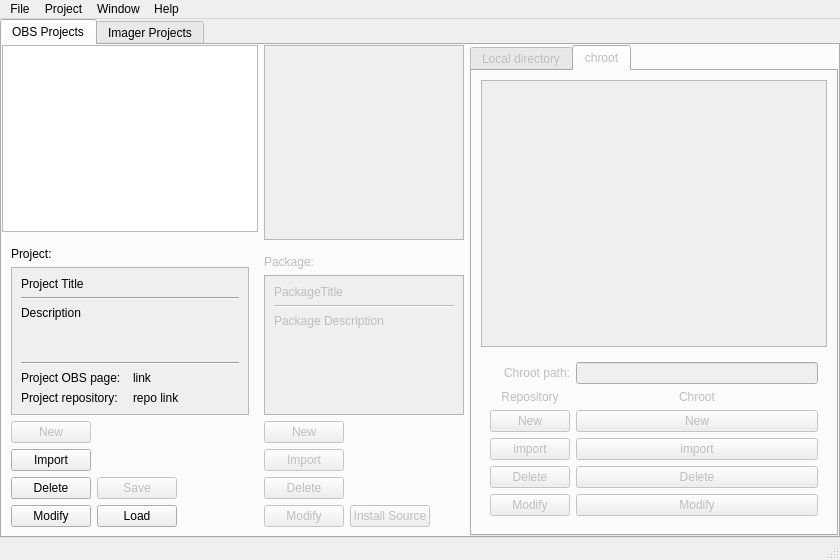
The window that src/ObsLightGui/ui/obsLightMain.ui (ronan22/obs-light) describes before a commit, drawn with Qt 5.
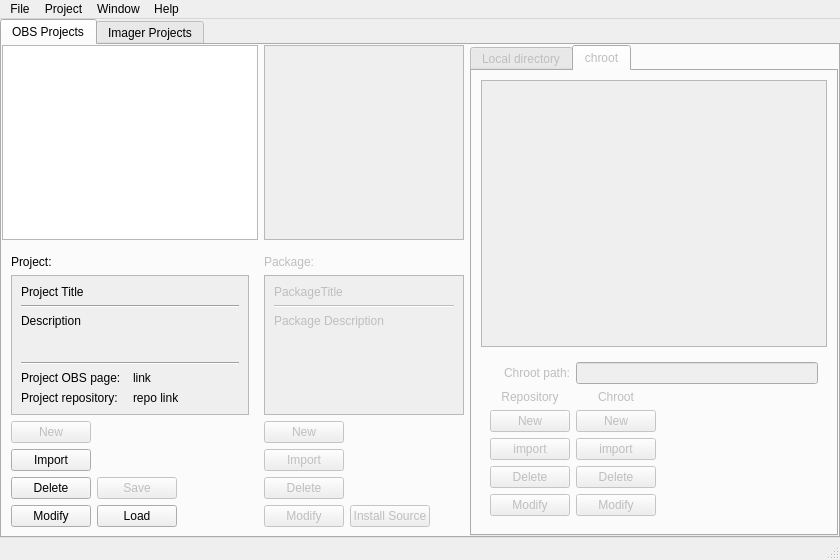
The same window after the commit. The open tabs and pages were chosen to show the change.

Commit message: - added spacer in chroot tab (at the right of the buttons - set mimimum button width to 80

```diff
--- a/src/ObsLightGui/ui/obsLightMain.ui
+++ b/src/ObsLightGui/ui/obsLightMain.ui
@@ -230,7 +230,7 @@
                        <property name="sizeHint" stdset="0">
                         <size>
                          <width>20</width>
-                         <height>40</height>
+                         <height>0</height>
                         </size>
                        </property>
                       </spacer>
@@ -466,7 +466,7 @@
                        <property name="sizeHint" stdset="0">
                         <size>
                          <width>20</width>
-                         <height>40</height>
+                         <height>0</height>
                         </size>
                        </property>
                       </spacer>
@@ -719,6 +719,12 @@
                     <property name="enabled">
                      <bool>false</bool>
                     </property>
+                    <property name="minimumSize">
+                     <size>
+                      <width>80</width>
+                      <height>0</height>
+                     </size>
+                    </property>
                     <property name="text">
                      <string>New</string>
                     </property>
@@ -744,7 +750,7 @@
                     </property>
                    </widget>
                   </item>
-                  <item row="0" column="2">
+                  <item row="0" column="2" colspan="2">
                    <widget class="QLineEdit" name="chrootPathLineEdit">
                     <property name="toolTip">
                      <string>The path of the chroot on the local filesystem.</string>
@@ -766,6 +772,12 @@
                   </item>
                   <item row="2" column="2">
                    <widget class="QPushButton" name="newChrootButton">
+                    <property name="minimumSize">
+                     <size>
+                      <width>80</width>
+                      <height>0</height>
+                     </size>
+                    </property>
                     <property name="toolTip">
                      <string>Create (or open if it exists) the chroot of the project. If a package is selected, the chroot will open in this package's source directory.</string>
                     </property>
@@ -831,6 +843,19 @@
                     </property>
                    </widget>
                   </item>
+                  <item row="4" column="3">
+                   <spacer name="horizontalSpacer_4">
+                    <property name="orientation">
+                     <enum>Qt::Horizontal</enum>
+                    </property>
+                    <property name="sizeHint" stdset="0">
+                     <size>
+                      <width>40</width>
+                      <height>20</height>
+                     </size>
+                    </property>
+                   </spacer>
+                  </item>
                  </layout>
                 </widget>
                </item>
```
